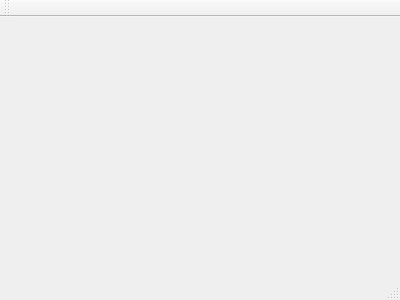
First picture: the form in startupview.ui, repository jondiah/Cerebrum, before the edit.
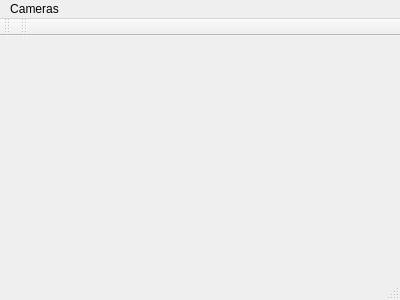
Second picture: the form after the edit.

What changed in the file:
```diff
--- a/startupview.ui
+++ b/startupview.ui
@@ -12,13 +12,57 @@
   <property name="windowTitle" >
    <string>StartupView</string>
   </property>
-  <widget class="QMenuBar" name="menuBar" />
-  <widget class="QToolBar" name="mainToolBar" />
-  <widget class="QWidget" name="centralWidget" />
-  <widget class="QStatusBar" name="statusBar" />
+  <widget class="QWidget" name="centralWidget">
+   <widget class="QWidget" name="gridLayoutWidget">
+    <property name="geometry">
+     <rect>
+      <x>10</x>
+      <y>10</y>
+      <width>381</width>
+      <height>241</height>
+     </rect>
+    </property>
+    <layout class="QGridLayout" name="gridLayout"/>
+   </widget>
+  </widget>
+  <widget class="QMenuBar" name="menuBar">
+   <property name="geometry">
+    <rect>
+     <x>0</x>
+     <y>0</y>
+     <width>400</width>
+     <height>20</height>
+    </rect>
+   </property>
+   <widget class="QMenu" name="menuCameras">
+    <property name="title">
+     <string>Cameras</string>
+    </property>
+   </widget>
+   <addaction name="menuCameras"/>
+  </widget>
+  <widget class="QToolBar" name="mainToolBar">
+   <attribute name="toolBarArea">
+    <enum>TopToolBarArea</enum>
+   </attribute>
+   <attribute name="toolBarBreak">
+    <bool>false</bool>
+   </attribute>
+  </widget>
+  <widget class="QStatusBar" name="statusBar"/>
+  <widget class="QToolBar" name="toolBar">
+   <property name="windowTitle">
+    <string>toolBar</string>
+   </property>
+   <attribute name="toolBarArea">
+    <enum>TopToolBarArea</enum>
+   </attribute>
+   <attribute name="toolBarBreak">
+    <bool>false</bool>
+   </attribute>
+  </widget>
  </widget>
- <layoutDefault spacing="6" margin="11" />
- <pixmapfunction></pixmapfunction>
+ <layoutdefault spacing="6" margin="11"/>
  <resources/>
  <connections/>
 </ui>
```
Left out of the diff: 7 changed lines with no effect on the pictures.
